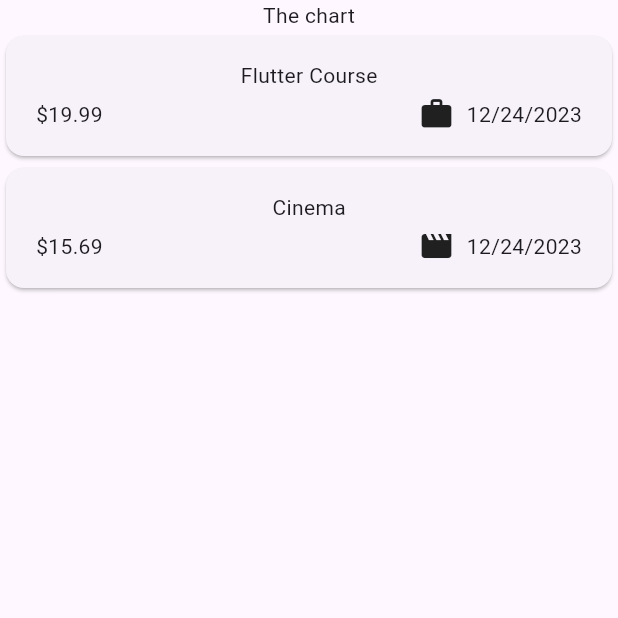
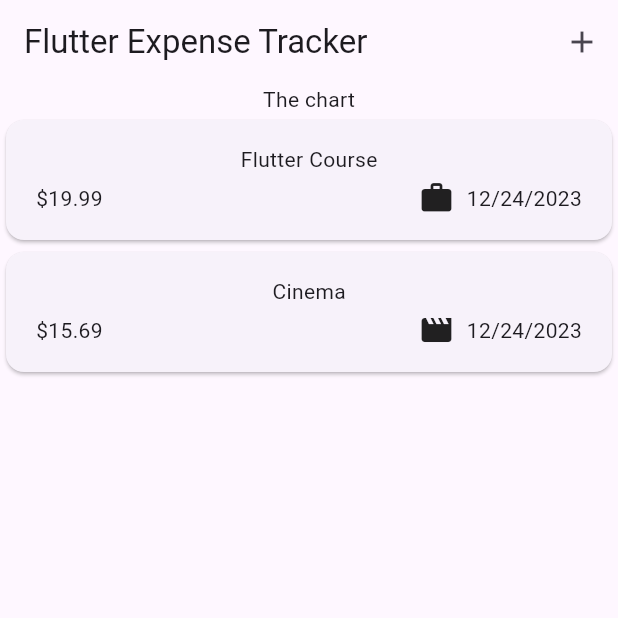
Before and after one commit to MoldyHacker/expense_tracker, a Flutter app: the screen it shows after launch, on a phone screen of 412 x 824 dp, the top half of it. Run offline on Flutter 3.47's test engine with Material 3 defaults, Android fonts, the phone set to English and light mode, and no system bars.

Commit message:
Add app bar with add button

```diff
--- a/lib/widgets/expenses.dart
+++ b/lib/widgets/expenses.dart
@@ -29,6 +29,15 @@ class _ExpensesState extends State<Expenses> {
   @override
   Widget build(context) {
     return Scaffold(
+      appBar: AppBar(
+        title: const Text('Flutter Expense Tracker'),
+        actions: [
+          IconButton(
+            onPressed: (){},
+            icon: const Icon(Icons.add)
+            ),
+        ],
+      ),
       body: Column(
         children: [
           const Text('The chart'),
```
